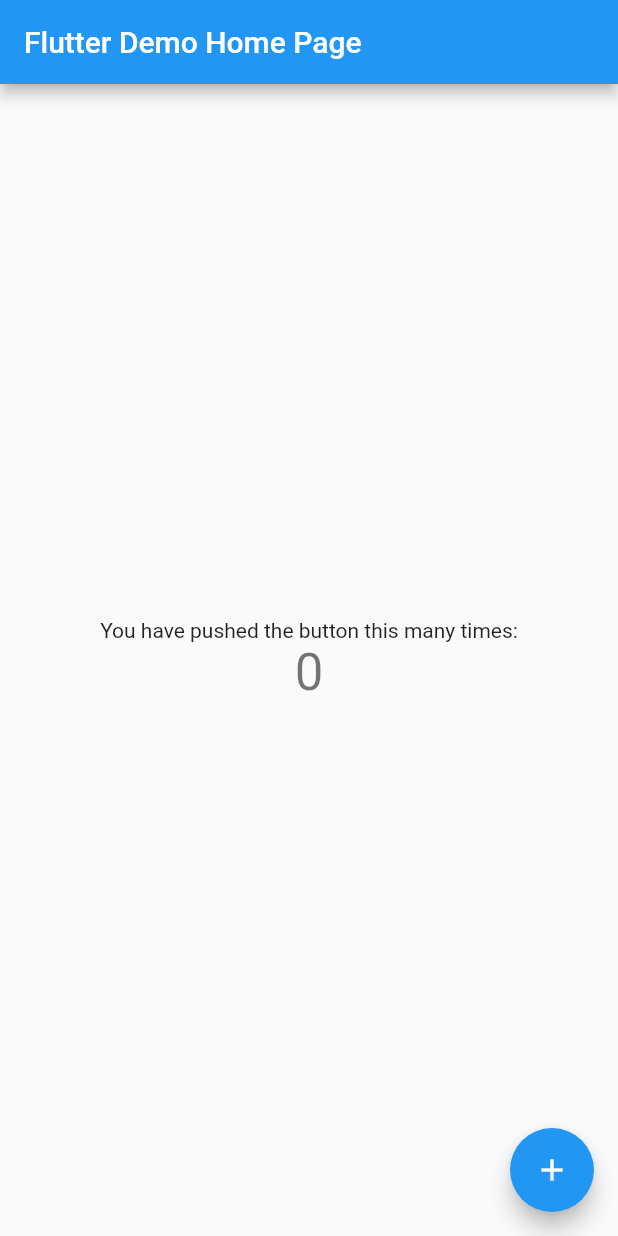
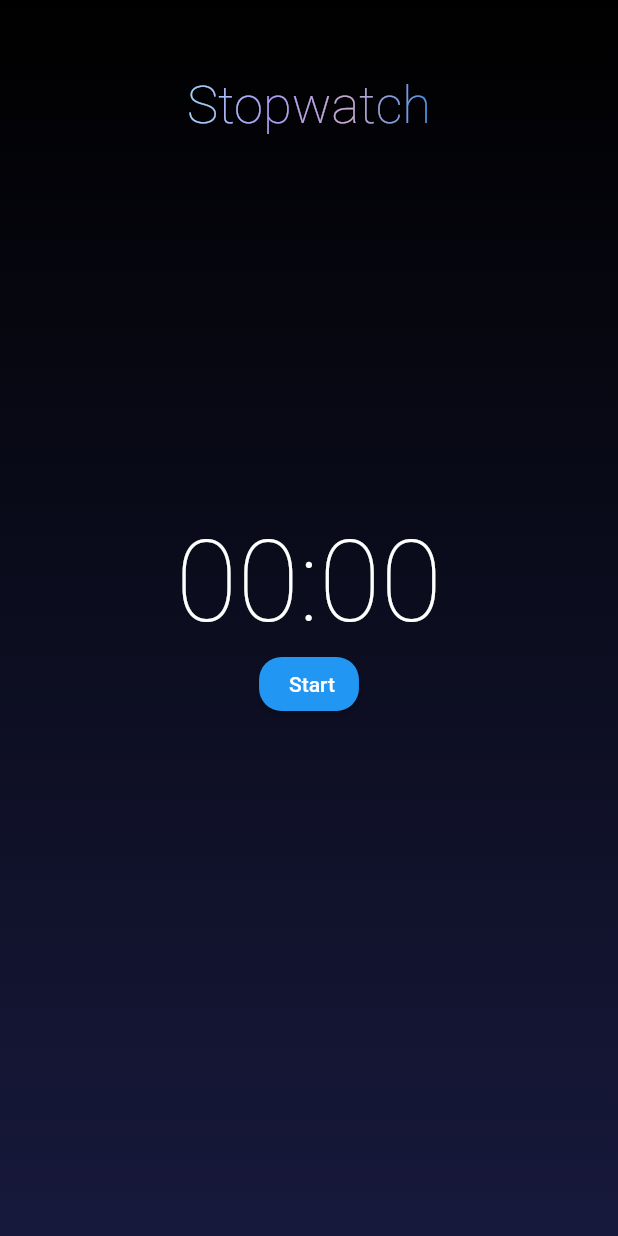
Before and after one commit to nickscamara/fitness_application, a Flutter app: the screen it shows after launch, on a phone screen of 412 x 824 dp. Run offline on Flutter 3.47's test engine with Material 2 defaults, Android fonts, the phone set to English and light mode, and no system bars; our stand-ins replace flutter_hooks, flutter_riverpod, hooks_riverpod.

Commit message:
Nick: first task :white_check_mark:

```diff
--- /dev/null
+++ b/lib/controllers/stop_watch_controller.dart
@@ -0,0 +1,62 @@
+import 'dart:async';
+import 'package:fitness_application/models/stop_watch.dart';
+import 'package:fitness_application/util/stop_watch_state.dart';
+import 'package:flutter_riverpod/flutter_riverpod.dart';
+
+class StopWatchController extends StateNotifier<StopWatch> {
+  StopWatchController(this._read) : super(_initialState);
+  final Reader _read;
+
+  static const int count = 0;
+  static final _initialState =
+      StopWatch(count: 0, state: StopWatchState.Initial);
+  static final oneSec = const Duration(seconds: 1);
+
+  StreamSubscription<int>? _counter;
+  int currentTime = 0;
+
+  get stopWatchCount => count;
+
+  void start() {
+    _counter?.cancel();
+    _counter = startCounter().listen((duration) {
+      state = StopWatch(count: duration, state: StopWatchState.Running);
+    });
+  }
+
+  void resume() {
+    _counter = resumeCounter(currentTime).listen((duration) {
+      state = StopWatch(count: currentTime, state: StopWatchState.Running);
+    });
+  }
+
+  void stop() {
+    _counter!.pause();
+    state = StopWatch(count: currentTime, state: StopWatchState.Stopped);
+  }
+
+
+  void dispose() {
+    _counter?.cancel();
+  }
+
+  Stream<int> startCounter() {
+    return Stream.periodic(
+      Duration(seconds: 1),
+      (x) {
+        currentTime = x + 1;
+        return x + 1;
+      },
+    );
+  }
+
+  Stream<int> resumeCounter(int timeOnWatch) {
+    return Stream.periodic(
+      Duration(seconds: 1),
+      (x) {
+        currentTime = x + 1 + timeOnWatch;
+        return x + 1;
+      },
+    );
+  }
+}
--- a/lib/main.dart
+++ b/lib/main.dart
@@ -1,113 +1,23 @@
+import 'package:fitness_application/screens/home_screen.dart';
 import 'package:flutter/material.dart';
+import 'package:flutter_riverpod/flutter_riverpod.dart';
+import 'package:path/path.dart';
 
-void main() {
-  runApp(MyApp());
+void main() async {
+  WidgetsFlutterBinding.ensureInitialized();
+  runApp(ProviderScope(child: MyApp()));
 }
 
 class MyApp extends StatelessWidget {
-  // This widget is the root of your application.
   @override
   Widget build(BuildContext context) {
     return MaterialApp(
-      title: 'Flutter Demo',
+      title: 'Fitness App',
+      debugShowCheckedModeBanner: false,
       theme: ThemeData(
-        // This is the theme of your application.
-        //
-        // Try running your application with "flutter run". You'll see the
-        // application has a blue toolbar. Then, without quitting the app, try
-        // changing the primarySwatch below to Colors.green and then invoke
-        // "hot reload" (press "r" in the console where you ran "flutter run",
-        // or simply save your changes to "hot reload" in a Flutter IDE).
-        // Notice that the counter didn't reset back to zero; the application
-        // is not restarted.
         primarySwatch: Colors.blue,
       ),
-      home: MyHomePage(title: 'Flutter Demo Home Page'),
+      home: Home(),
     );
   }
 }
-
-class MyHomePage extends StatefulWidget {
-  MyHomePage({Key? key, required this.title}) : super(key: key);
-
-  // This widget is the home page of your application. It is stateful, meaning
-  // that it has a State object (defined below) that contains fields that affect
-  // how it looks.
-
-  // This class is the configuration for the state. It holds the values (in this
-  // case the title) provided by the parent (in this case the App widget) and
-  // used by the build method of the State. Fields in a Widget subclass are
-  // always marked "final".
-
-  final String title;
-
-  @override
-  _MyHomePageState createState() => _MyHomePageState();
-}
-
-class _MyHomePageState extends State<MyHomePage> {
-  int _counter = 0;
-
-  void _incrementCounter() {
-    setState(() {
-      // This call to setState tells the Flutter framework that something has
-      // changed in this State, which causes it to rerun the build method below
-      // so that the display can reflect the updated values. If we changed
-      // _counter without calling setState(), then the build method would not be
-      // called again, and so nothing would appear to happen.
-      _counter++;
-    });
-  }
-
-  @override
-  Widget build(BuildContext context) {
-    // This method is rerun every time setState is called, for instance as done
-    // by the _incrementCounter method above.
-    //
-    // The Flutter framework has been optimized to make rerunning build methods
-    // fast, so that you can just rebuild anything that needs updating rather
-    // than having to individually change instances of widgets.
-    return Scaffold(
-      appBar: AppBar(
-        // Here we take the value from the MyHomePage object that was created by
-        // the App.build method, and use it to set our appbar title.
-        title: Text(widget.title),
-      ),
-      body: Center(
-        // Center is a layout widget. It takes a single child and positions it
-        // in the middle of the parent.
-        child: Column(
-          // Column is also a layout widget. It takes a list of children and
-          // arranges them vertically. By default, it sizes itself to fit its
-          // children horizontally, and tries to be as tall as its parent.
-          //
-          // Invoke "debug painting" (press "p" in the console, choose the
-          // "Toggle Debug Paint" action from the Flutter Inspector in Android
-          // Studio, or the "Toggle Debug Paint" command in Visual Studio Code)
-          // to see the wireframe for each widget.
-          //
-          // Column has various properties to control how it sizes itself and
-          // how it positions its children. Here we use mainAxisAlignment to
-          // center the children vertically; the main axis here is the vertical
-          // axis because Columns are vertical (the cross axis would be
-          // horizontal).
-          mainAxisAlignment: MainAxisAlignment.center,
-          children: <Widget>[
-            Text(
-              'You have pushed the button this many times:',
-            ),
-            Text(
-              '$_counter',
-              style: Theme.of(context).textTheme.headline4,
-            ),
-          ],
-        ),
-      ),
-      floatingActionButton: FloatingActionButton(
-        onPressed: _incrementCounter,
-        tooltip: 'Increment',
-        child: Icon(Icons.add),
-      ), // This trailing comma makes auto-formatting nicer for build methods.
-    );
-  }
-}
--- /dev/null
+++ b/lib/models/stop_watch.dart
@@ -0,0 +1,12 @@
+
+import 'package:fitness_application/util/stop_watch_state.dart';
+
+class StopWatch{
+
+  int count;
+  StopWatchState state;
+
+
+  StopWatch({required this.count,required this.state,});
+
+}
--- /dev/null
+++ b/lib/providers/stop_watch_provider.dart
@@ -0,0 +1,7 @@
+import 'package:fitness_application/controllers/stop_watch_controller.dart';
+import 'package:fitness_application/models/stop_watch.dart';
+import 'package:flutter_riverpod/flutter_riverpod.dart';
+
+final stopWatchProvider = StateNotifierProvider<StopWatchController, StopWatch>(
+  (ref) => StopWatchController(ref.read),
+);
--- /dev/null
+++ b/lib/screens/home_screen.dart
@@ -0,0 +1,31 @@
+import 'package:fitness_application/util/colors.dart';
+import 'package:fitness_application/widgets/stop_watch_widget.dart';
+import 'package:fitness_application/widgets/title_widget.dart';
+import 'package:flutter/material.dart';
+
+class Home extends StatelessWidget {
+  @override
+  Widget build(BuildContext context) {
+    final screenSize = MediaQuery.of(context).size;
+    return Scaffold(
+      body: Container(
+        decoration: const BoxDecoration(
+            gradient: const LinearGradient(
+                colors: [CustomColors.bgdColor, CustomColors.bgdColor2],
+                begin: Alignment.topCenter,
+                end: Alignment.bottomCenter)),
+        width: screenSize.width,
+        height: screenSize.height,
+        child: SafeArea(
+          child: Stack(
+            alignment: Alignment.center,
+            children: [
+              TitleWidget(),
+              StopWatchWidget(),
+            ],
+          ),
+        ),
+      ),
+    );
+  }
+}
--- /dev/null
+++ b/lib/util/colors.dart
@@ -0,0 +1,15 @@
+import 'package:flutter/material.dart';
+
+// note: i would use theme, theme data for a bigger project
+class CustomColors {
+  static const primaryColor = Colors.blue;
+  static const accentColor = Colors.indigo;
+  static const white = Colors.white;
+  static const bgdColor = Colors.black;
+  static const bgdColor2 = Color(0xff17193C);
+
+  static const c1 = Color(0xffA3D5FB);
+  static const c2 = Color(0xffAF9EF8);
+  static const c3 = Color(0xffC7ABD0);
+  static const c4 = Color(0xff4C92EA);
+}
--- /dev/null
+++ b/lib/util/helper.dart
@@ -0,0 +1,7 @@
+class Helper {
+  static String durationCalc(int duration) {
+    final minutes = ((duration / 60) % 60).floor().toString().padLeft(2, '0');
+    final seconds = (duration % 60).floor().toString().padLeft(2, '0');
+    return '$minutes:$seconds';
+  }
+}
--- /dev/null
+++ b/lib/util/stop_watch_state.dart
@@ -0,0 +1,5 @@
+enum StopWatchState{
+  Initial,
+  Running,
+  Stopped,
+}
--- /dev/null
+++ b/lib/widgets/custom_button.dart
@@ -0,0 +1,48 @@
+import 'package:flutter/material.dart';
+import 'package:flutter_hooks/flutter_hooks.dart';
+
+class CustomButton extends HookWidget {
+  final Key? key;
+
+  final double? width;
+  final double? height;
+
+  final Widget? label;
+  final Color? color;
+
+  final Function()? onTap;
+  final ShapeBorder? shape;
+
+  final Widget? icon;
+
+  CustomButton({
+    this.key,
+    required this.label,
+    this.width,
+    this.height,
+    this.color,
+    this.onTap,
+    this.shape,
+    this.icon,
+  }) : super(key: key);
+
+
+  @override
+  Widget build(BuildContext context) {
+
+    return ButtonTheme(
+      minWidth: width ?? 88.0,
+      height: height ?? 50.0,
+      child: ElevatedButton.icon(
+        label: label!,
+        icon: icon ?? Container(),
+        style: ButtonStyle(
+            backgroundColor: MaterialStateProperty.all(color),
+            shape: MaterialStateProperty.all(
+              RoundedRectangleBorder(borderRadius: BorderRadius.circular(15)),
+            )),
+        onPressed: onTap,
+      ),
+    );
+  }
+}
--- /dev/null
+++ b/lib/widgets/gradient_text.dart
@@ -0,0 +1,26 @@
+import 'package:flutter/material.dart';
+
+class GradientText extends StatelessWidget {
+  GradientText(
+    this.text, {
+    required this.gradient,
+    required this.style
+  });
+
+  final String text;
+  final Gradient gradient;
+  final TextStyle style;
+
+  @override
+  Widget build(BuildContext context) {
+    return ShaderMask(
+      shaderCallback: (bounds) => gradient.createShader(
+        Rect.fromLTWH(0, 0, bounds.width, bounds.height),
+      ),
+      child: Text(
+        text,
+        style: style,
+      ),
+    );
+  }
+}
--- /dev/null
+++ b/lib/widgets/stop_watch_text.dart
@@ -0,0 +1,22 @@
+import 'package:fitness_application/providers/stop_watch_provider.dart';
+import 'package:fitness_application/util/helper.dart';
+import 'package:flutter/material.dart';
+import 'package:flutter_hooks/flutter_hooks.dart';
+import 'package:hooks_riverpod/hooks_riverpod.dart';
+
+class StopWatchText extends HookWidget {
+  const StopWatchText({Key? key}) : super(key: const Key("stop-watch"));
+
+  @override
+  Widget build(BuildContext context) {
+    final provider = useProvider(stopWatchProvider);
+    return Text(
+      Helper.durationCalc(provider.count).toString(),
+      style: TextStyle(
+        fontSize: 75,
+        color: Colors.white,
+        fontWeight: FontWeight.w100,
+      ),
+    );
+  }
+}
--- /dev/null
+++ b/lib/widgets/stop_watch_widget.dart
@@ -0,0 +1,59 @@
+import 'package:fitness_application/providers/stop_watch_provider.dart';
+import 'package:fitness_application/util/stop_watch_state.dart';
+import 'package:fitness_application/widgets/custom_button.dart';
+import 'package:fitness_application/widgets/stop_watch_text.dart';
+import 'package:flutter/material.dart';
+import 'package:flutter_hooks/flutter_hooks.dart';
+import 'package:hooks_riverpod/hooks_riverpod.dart';
+
+class StopWatchWidget extends HookWidget {
+  const StopWatchWidget({Key? key}) : super(key: key);
+
+  @override
+  Widget build(BuildContext context) {
+    final timer = useProvider(stopWatchProvider.notifier);
+    final timerState = useProvider(stopWatchProvider);
+    return Column(
+      mainAxisAlignment: MainAxisAlignment.center,
+      children: [
+        StopWatchText(),
+        Row(
+          mainAxisAlignment: MainAxisAlignment.center,
+          children: [
+            // I could have used ternary with only 2 widgets, but looked too messy
+            if (timerState.state == StopWatchState.Initial)
+              CustomButton(
+                label: Text("Start"),
+                onTap: () {
+                  if (timerState.state == StopWatchState.Initial) {
+                    timer.start();
+                  }
+                },
+                key: Key('start-button'),
+              ),
+            if (timerState.state == StopWatchState.Stopped)
+              CustomButton(
+                label: Text("Resume"),
+                onTap: () {
+                  if (timerState.state == StopWatchState.Stopped) {
+                    timer.resume();
+                  }
+                },
+                key: Key('resume-button'),
+              ),
+            if (timerState.state == StopWatchState.Running)
+              CustomButton(
+                label: Text("Stop"),
+                onTap: () {
+                  if (timerState.state == StopWatchState.Running) {
+                    timer.stop();
+                  }
+                },
+                key: Key('stop-button'),
+              ),
+          ],
+        ),
+      ],
+    );
+  }
+}
--- /dev/null
+++ b/lib/widgets/title_widget.dart
@@ -0,0 +1,27 @@
+import 'package:fitness_application/util/colors.dart';
+import 'package:flutter/material.dart';
+
+import 'gradient_text.dart';
+
+class TitleWidget extends StatelessWidget {
+  @override
+  Widget build(BuildContext context) {
+    return Align(
+      alignment: Alignment.topCenter,
+      child: Padding(
+        padding: const EdgeInsets.all(50),
+        child: GradientText(
+          "Stopwatch",
+          gradient: const LinearGradient(colors: [
+            CustomColors.c1,
+            CustomColors.c2,
+            CustomColors.c3,
+            CustomColors.c4,
+          ]),
+          style: const TextStyle(
+              color: Colors.white, fontSize: 35, fontWeight: FontWeight.w200),
+        ),
+      ),
+    );
+  }
+}
```
Also changed, not shown: pubspec.yaml (+6 -3 lines), pubspec.lock, 4 other files.
